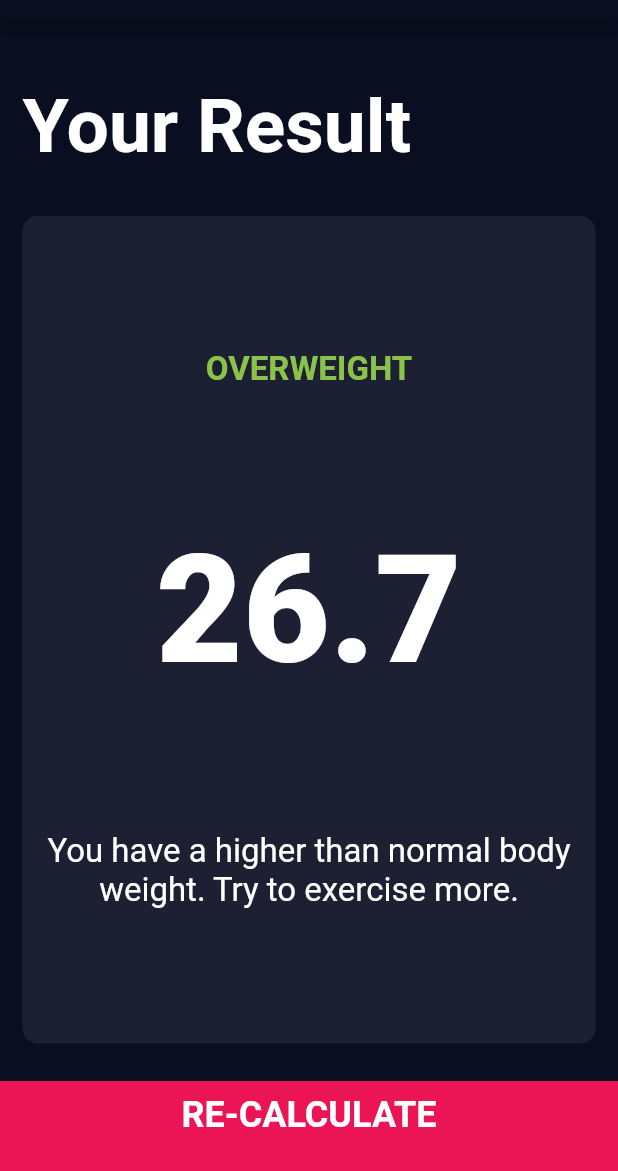
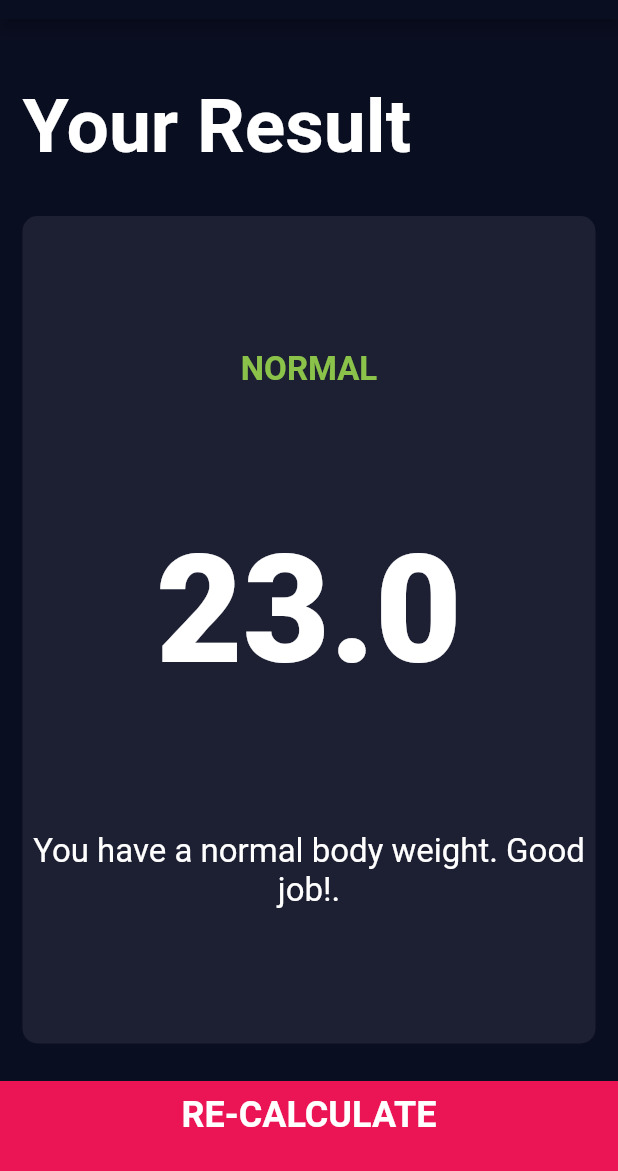
Before and after one commit to MostafaAE/BMI-Calculator, a Flutter app: the screen it shows after launch, after a tap on "CALCULATE", on a phone screen of 412 x 824 dp, the part 65-1236 px from its top. Run offline on Flutter 3.47's test engine with Material 2 defaults, Android fonts, the phone set to English and light mode, and no system bars; our stand-ins replace font_awesome_flutter.

Commit message:
BMI Results

```diff
--- /dev/null
+++ b/lib/bmi_calculator.dart
@@ -0,0 +1,34 @@
+import 'dart:math';
+
+class BMICalculator {
+  BMICalculator({this.height, this.weight});
+  final int height;
+  final int weight;
+
+  double _bmi;
+
+  //BMI = mass(kg) / height(m)^2
+  String calculateBMI() {
+    _bmi = weight / pow((height / 100.0), 2);
+    return _bmi.toStringAsFixed(1);
+  }
+
+  String getResult() {
+    if (_bmi >= 25)
+      return 'OVERWEIGHT';
+    else if (_bmi > 18.5)
+      return 'NORMAL';
+    else
+      return 'UNDERWEIGHT';
+  }
+
+  String getDescription() {
+    calculateBMI();
+    if (_bmi >= 25)
+      return 'You have a higher than normal body weight. Try to exercise more.';
+    else if (_bmi > 18.5)
+      return 'You have a normal body weight. Good job!.';
+    else
+      return 'You have a lower than normal body weight. You can eat a bit more.';
+  }
+}
--- a/lib/components/calculate_button.dart
+++ b/lib/components/calculate_button.dart
@@ -1,7 +1,4 @@
-import 'file:///C:/Users/mosta/AndroidStudioProjects/bmi-calculator-flutter/lib/screens/results_page.dart';
-import 'package:flutter/cupertino.dart';
 import 'package:flutter/material.dart';
-
 import '../constants.dart';
 
 class CalcButton extends StatelessWidget {
--- a/lib/screens/input_page.dart
+++ b/lib/screens/input_page.dart
@@ -6,6 +6,7 @@
 import 'package:bmi_calculator/components/round_icon_button.dart';
 import 'package:bmi_calculator/screens/results_page.dart';
 import 'package:bmi_calculator/constants.dart';
+import 'package:bmi_calculator/bmi_calculator.dart';
 
 enum Gender {
   male,
@@ -219,9 +220,16 @@
           CalcButton(
               buttonText: 'CALCULATE',
               onPressed: () {
+                BMICalculator bmiCalc =
+                    BMICalculator(height: height, weight: weight);
                 Navigator.push(
                   context,
-                  MaterialPageRoute(builder: (context) => ResultsPage()),
+                  MaterialPageRoute(
+                      builder: (context) => ResultsPage(
+                            bmiValue: bmiCalc.calculateBMI(),
+                            bmiResult: bmiCalc.getResult(),
+                            bmiDescription: bmiCalc.getDescription(),
+                          )),
                 );
               }),
         ],
--- a/lib/screens/results_page.dart
+++ b/lib/screens/results_page.dart
@@ -5,10 +5,15 @@
 import '../constants.dart';
 
 class ResultsPage extends StatelessWidget {
-  double bmi = 26.7;
-  String bmiState = 'OVERWEIGHT';
-  String bmiDescription =
-      "You have a higher than normal body weight. Try to exercise more.";
+  ResultsPage(
+      {@required this.bmiValue,
+      @required this.bmiResult,
+      @required this.bmiDescription});
+
+  final String bmiValue;
+  final String bmiResult;
+  final String bmiDescription;
+
   @override
   Widget build(BuildContext context) {
     return Scaffold(
@@ -38,11 +43,11 @@
                   crossAxisAlignment: CrossAxisAlignment.center,
                   children: [
                     Text(
-                      bmiState,
+                      bmiResult,
                       style: kBMIResult,
                     ),
                     Text(
-                      '$bmi',
+                      bmiValue,
                       style: kBMIValue,
                     ),
                     Text(
```
